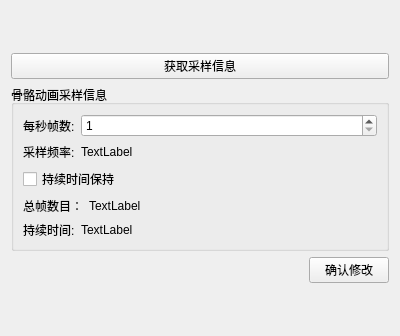
This is gui/uicomponent/sspeditor.ui in Kpure1000/mxzygl_client as Qt 5 draws it before an edit. The edited form follows.
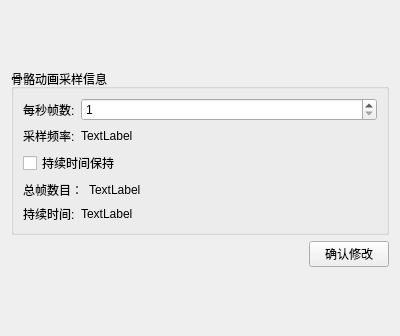
This is the edited form.

Commit message: update: wizard widget lazy load

```diff
--- a/gui/uicomponent/sspeditor.ui
+++ b/gui/uicomponent/sspeditor.ui
@@ -13,31 +13,7 @@
   <property name="windowTitle">
    <string>Form</string>
   </property>
-  <layout class="QGridLayout" name="gridLayout" rowstretch="0,0,0,0,0">
-   <item row="3" column="0">
-    <layout class="QHBoxLayout" name="horizontalLayout">
-     <item>
-      <spacer name="horizontalSpacer">
-       <property name="orientation">
-        <enum>Qt::Horizontal</enum>
-       </property>
-       <property name="sizeHint" stdset="0">
-        <size>
-         <width>40</width>
-         <height>20</height>
-        </size>
-       </property>
-      </spacer>
-     </item>
-     <item>
-      <widget class="QPushButton" name="bt_confirm">
-       <property name="text">
-        <string>确认修改</string>
-       </property>
-      </widget>
-     </item>
-    </layout>
-   </item>
+  <layout class="QGridLayout" name="gridLayout" rowstretch="0,0,0,0">
    <item row="0" column="0">
     <spacer name="verticalSpacer_2">
      <property name="orientation">
@@ -51,7 +27,20 @@
      </property>
     </spacer>
    </item>
-   <item row="2" column="0">
+   <item row="3" column="0">
+    <spacer name="verticalSpacer">
+     <property name="orientation">
+      <enum>Qt::Vertical</enum>
+     </property>
+     <property name="sizeHint" stdset="0">
+      <size>
+       <width>20</width>
+       <height>40</height>
+      </size>
+     </property>
+    </spacer>
+   </item>
+   <item row="1" column="0">
     <widget class="QGroupBox" name="groupBox">
      <property name="title">
       <string>骨骼动画采样信息</string>
@@ -68,6 +57,12 @@
         </item>
         <item>
          <widget class="QSpinBox" name="spb_spp">
+          <property name="minimumSize">
+           <size>
+            <width>150</width>
+            <height>0</height>
+           </size>
+          </property>
           <property name="minimum">
            <number>1</number>
           </property>
@@ -142,25 +137,29 @@
      </layout>
     </widget>
    </item>
-   <item row="4" column="0">
-    <spacer name="verticalSpacer">
+   <item row="2" column="0">
+    <layout class="QHBoxLayout" name="horizontalLayout">
+     <item>
+      <spacer name="horizontalSpacer">
      <property name="orientation">
-      <enum>Qt::Vertical</enum>
+        <enum>Qt::Horizontal</enum>
      </property>
      <property name="sizeHint" stdset="0">
       <size>
-       <width>20</width>
-       <height>40</height>
+         <width>40</width>
+         <height>20</height>
       </size>
      </property>
     </spacer>
    </item>
-   <item row="1" column="0">
-    <widget class="QPushButton" name="bt_getinfo">
+     <item>
+      <widget class="QPushButton" name="bt_confirm">
      <property name="text">
-      <string>获取采样信息</string>
-     </property>
-    </widget>
+        <string>确认修改</string>
+       </property>
+      </widget>
+     </item>
+    </layout>
    </item>
   </layout>
  </widget>
```
Lines whose indentation alone changed are shown as unchanged. The commit also changes 6 other files.
